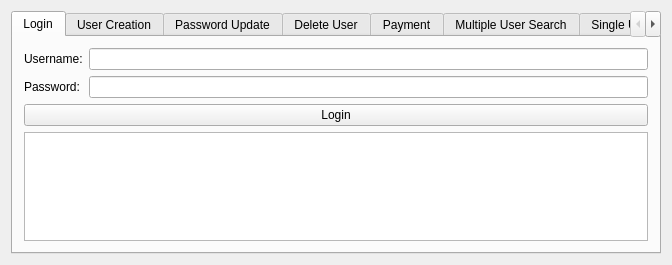
First picture: the form in NetworkRequest/apiform.ui, repository CodexVII/Qt, before the edit.
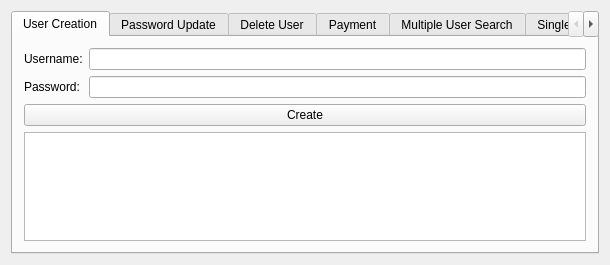
Second picture: the form after the edit.

Commit message: Login window implemented

```diff
--- a/NetworkRequest/apiform.ui
+++ b/NetworkRequest/apiform.ui
@@ -6,7 +6,7 @@
    <rect>
     <x>0</x>
     <y>0</y>
-    <width>672</width>
+    <width>610</width>
     <height>265</height>
    </rect>
   </property>
@@ -19,66 +19,6 @@
      <property name="currentIndex">
       <number>0</number>
      </property>
-     <widget class="QWidget" name="tab_7">
-      <attribute name="title">
-       <string>Login</string>
-      </attribute>
-      <layout class="QGridLayout" name="gridLayout_3">
-       <item row="0" column="0">
-        <layout class="QVBoxLayout" name="verticalLayout_10">
-         <item>
-          <layout class="QFormLayout" name="formLayout_4">
-           <item row="0" column="0">
-            <widget class="QLabel" name="label_12">
-             <property name="text">
-              <string>Username:</string>
-             </property>
-            </widget>
-           </item>
-           <item row="0" column="1">
-            <widget class="QLineEdit" name="login_username">
-             <property name="text">
-              <string/>
-             </property>
-            </widget>
-           </item>
-           <item row="1" column="0">
-            <widget class="QLabel" name="label_13">
-             <property name="text">
-              <string>Password:</string>
-             </property>
-            </widget>
-           </item>
-           <item row="1" column="1">
-            <widget class="QLineEdit" name="login_password">
-             <property name="text">
-              <string/>
-             </property>
-             <property name="echoMode">
-              <enum>QLineEdit::Password</enum>
-             </property>
-            </widget>
-           </item>
-           <item row="2" column="0" colspan="2">
-            <widget class="QPushButton" name="login">
-             <property name="text">
-              <string>Login</string>
-             </property>
-            </widget>
-           </item>
-          </layout>
-         </item>
-         <item>
-          <widget class="QTextBrowser" name="login_output">
-           <property name="enabled">
-            <bool>true</bool>
-           </property>
-          </widget>
-         </item>
-        </layout>
-       </item>
-      </layout>
-     </widget>
      <widget class="QWidget" name="tab">
       <attribute name="title">
        <string>User Creation</string>
```
The commit also changes 13 other files.
